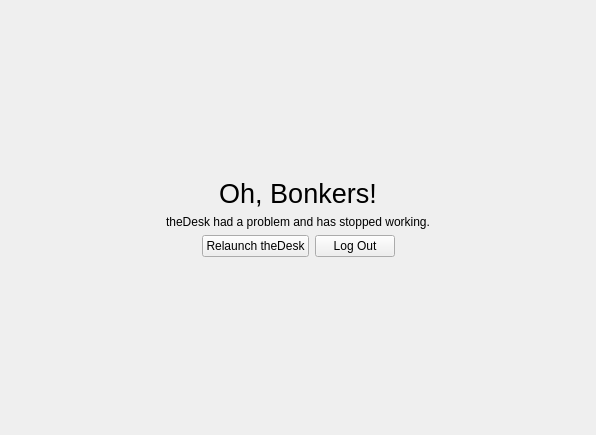
Old version of the form startdesk/crash/crashwidget.ui in the repository theCheeseboard/thedesk.
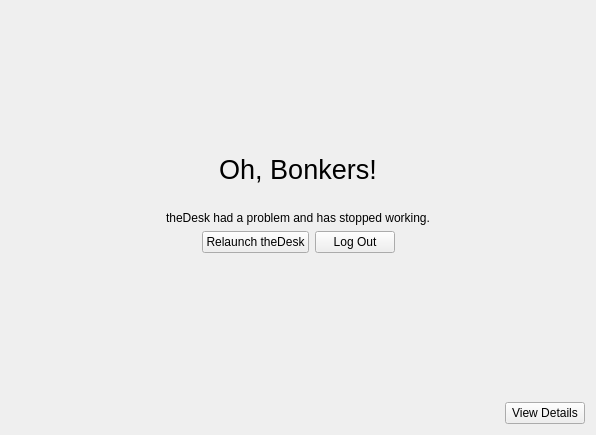
New version of the form. Icons and pictures are not drawn.

The edit to the form file:
```diff
--- a/startdesk/crash/crashwidget.ui
+++ b/startdesk/crash/crashwidget.ui
@@ -42,6 +42,19 @@
      </property>
     </widget>
    </item>
+   <item>
+    <widget class="QLabel" name="iconLabel">
+     <property name="enabled">
+      <bool>false</bool>
+     </property>
+     <property name="text">
+      <string notr="true"/>
+     </property>
+     <property name="alignment">
+      <set>Qt::AlignCenter</set>
+     </property>
+    </widget>
+   </item>
    <item>
     <widget class="QLabel" name="descriptionLabel">
      <property name="text">
@@ -117,6 +130,30 @@
      </property>
     </spacer>
    </item>
+   <item>
+    <layout class="QHBoxLayout" name="horizontalLayout_2">
+     <item>
+      <spacer name="horizontalSpacer_3">
+       <property name="orientation">
+        <enum>Qt::Horizontal</enum>
+       </property>
+       <property name="sizeHint" stdset="0">
+        <size>
+         <width>40</width>
+         <height>20</height>
+        </size>
+       </property>
+      </spacer>
+     </item>
+     <item>
+      <widget class="QPushButton" name="detailsButton">
+       <property name="text">
+        <string>View Details</string>
+       </property>
+      </widget>
+     </item>
+    </layout>
+   </item>
   </layout>
  </widget>
  <resources/>
```
